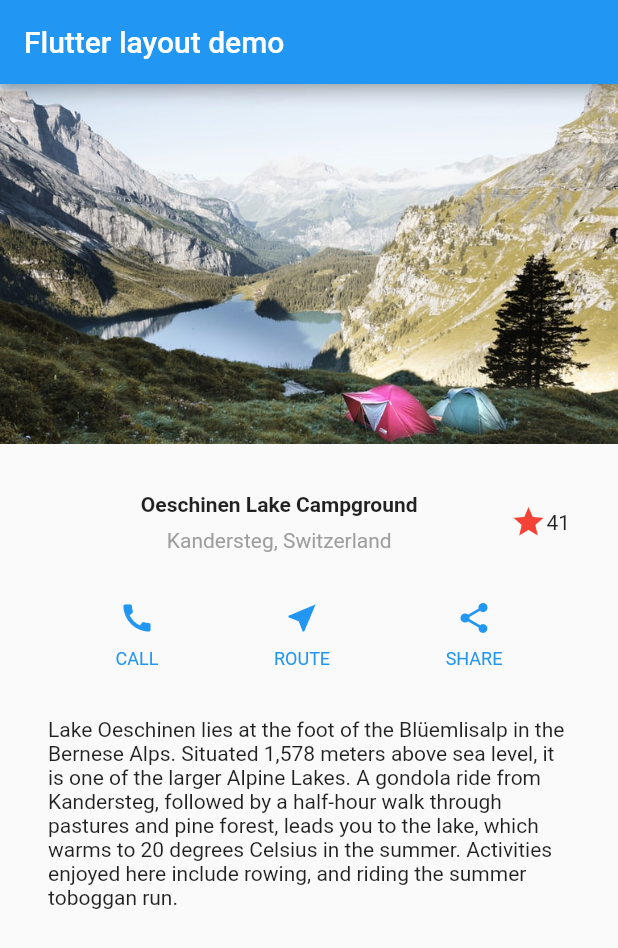
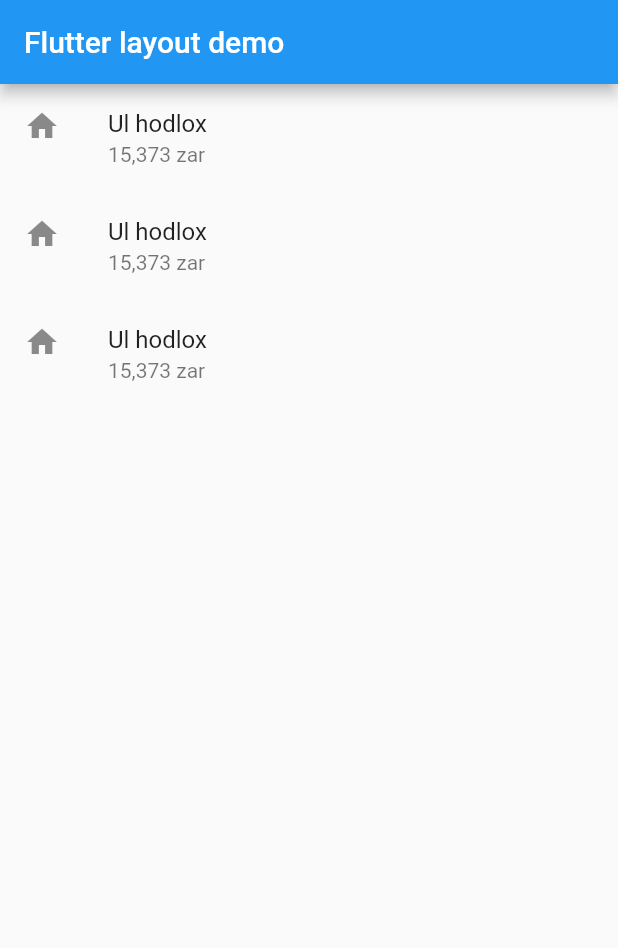
Before and after one commit to suragch/class_app, a Flutter app: the screen it shows after launch, on a phone screen of 412 x 824 dp. Shown: the top 948 px of the screen. Run offline on Flutter 3.47's test engine with Material 2 defaults, Android fonts, the light colour scheme and no system bars.

Commit message:
ListView with ListTiles

```diff
--- a/lib/main.dart
+++ b/lib/main.dart
@@ -15,136 +15,26 @@ class MyApp extends StatelessWidget {
         appBar: AppBar(
           title: const Text('Flutter layout demo'),
         ),
-        body: Column(
-          children: [
-            Image.asset(
-              'images/lake.jpg',
-              width: 600,
-              height: 240,
-              fit: BoxFit.cover,
+        body: ListView(
+          children: const [
+            ListTile(
+              title: Text('Ul hodlox'),
+              subtitle: Text('15,373 zar'),
+              leading: Icon(Icons.home),
             ),
-            const TitleRow(),
-            const ButtonRow(),
-            const TextSection(),
+            ListTile(
+              title: Text('Ul hodlox'),
+              subtitle: Text('15,373 zar'),
+              leading: Icon(Icons.home),
+            ),
+            ListTile(
+              title: Text('Ul hodlox'),
+              subtitle: Text('15,373 zar'),
+              leading: Icon(Icons.home),
+            ),
           ],
         ),
       ),
     );
   }
 }
-
-class TextSection extends StatelessWidget {
-  const TextSection({
-    Key? key,
-  }) : super(key: key);
-
-  @override
-  Widget build(BuildContext context) {
-    return const Padding(
-      padding: EdgeInsets.all(32),
-      child: Text(
-        'Lake Oeschinen lies at the foot of the Blüemlisalp in the Bernese '
-        'Alps. Situated 1,578 meters above sea level, it is one of the '
-        'larger Alpine Lakes. A gondola ride from Kandersteg, followed by a '
-        'half-hour walk through pastures and pine forest, leads you to the '
-        'lake, which warms to 20 degrees Celsius in the summer. Activities '
-        'enjoyed here include rowing, and riding the summer toboggan run.',
-        softWrap: true,
-      ),
-    );
-  }
-}
-
-class ButtonRow extends StatelessWidget {
-  const ButtonRow({
-    Key? key,
-  }) : super(key: key);
-
-  @override
-  Widget build(BuildContext context) {
-    return Row(
-      mainAxisAlignment: MainAxisAlignment.spaceEvenly,
-      children: [
-        ButtonColumn(label: 'CALL', icon: Icons.call),
-        ButtonColumn(label: 'ROUTE', icon: Icons.near_me),
-        ButtonColumn(label: 'SHARE', icon: Icons.share),
-      ],
-    );
-  }
-}
-
-class ButtonColumn extends StatelessWidget {
-  const ButtonColumn({
-    Key? key,
-    required this.label,
-    required this.icon,
-  }) : super(key: key);
-
-  final String label;
-  final IconData icon;
-
-  @override
-  Widget build(BuildContext context) {
-    return Column(
-      mainAxisSize: MainAxisSize.min,
-      mainAxisAlignment: MainAxisAlignment.center,
-      children: [
-        Icon(icon, color: Colors.blue),
-        Container(
-          margin: const EdgeInsets.only(top: 8),
-          child: Text(
-            label,
-            style: TextStyle(
-              fontSize: 12,
-              fontWeight: FontWeight.w400,
-              color: Colors.blue,
-            ),
-          ),
-        ),
-      ],
-    );
-  }
-}
-
-class TitleRow extends StatelessWidget {
-  const TitleRow({
-    Key? key,
-  }) : super(key: key);
-
-  @override
-  Widget build(BuildContext context) {
-    return Container(
-      padding: const EdgeInsets.all(32),
-      child: Row(
-        children: [
-          Expanded(
-            child: Column(
-              children: [
-                Container(
-                  padding: const EdgeInsets.only(bottom: 8),
-                  child: const Text(
-                    'Oeschinen Lake Campground',
-                    style: TextStyle(
-                      fontWeight: FontWeight.bold,
-                    ),
-                  ),
-                ),
-                Text(
-                  'Kandersteg, Switzerland',
-                  style: TextStyle(
-                    color: Colors.grey[500],
-                  ),
-                ),
-              ],
-            ),
-          ),
-          Icon(
-            Icons.star,
-            color: Colors.red[500],
-          ),
-          const Text('41'),
-        ],
-      ),
-    );
-  }
-}
```
